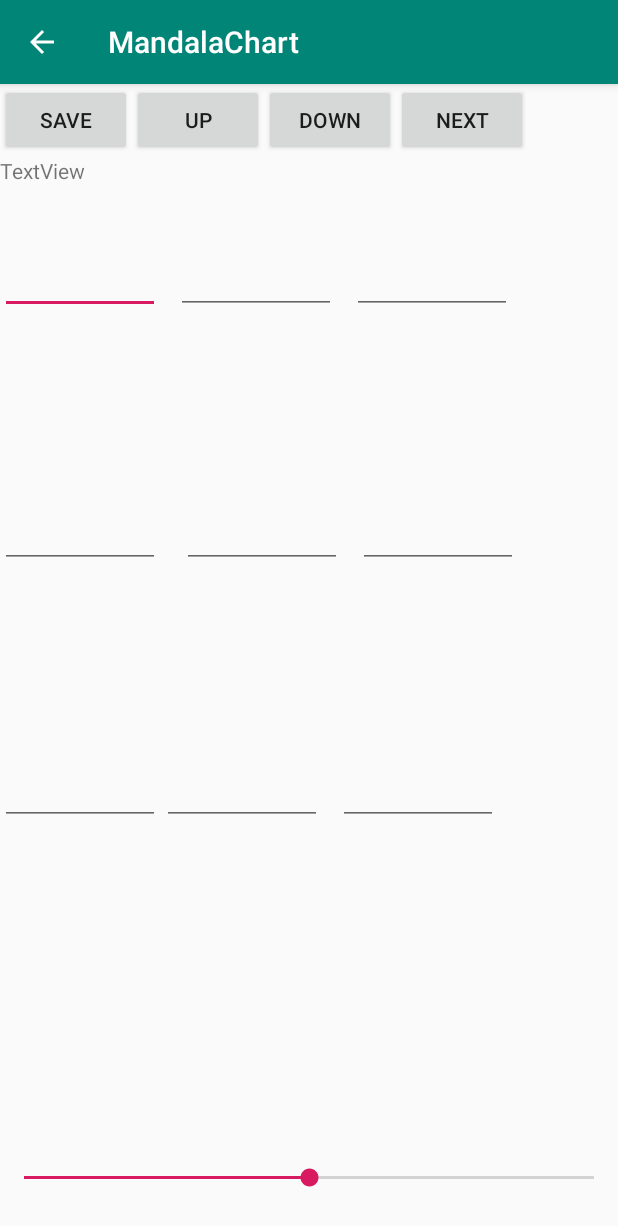
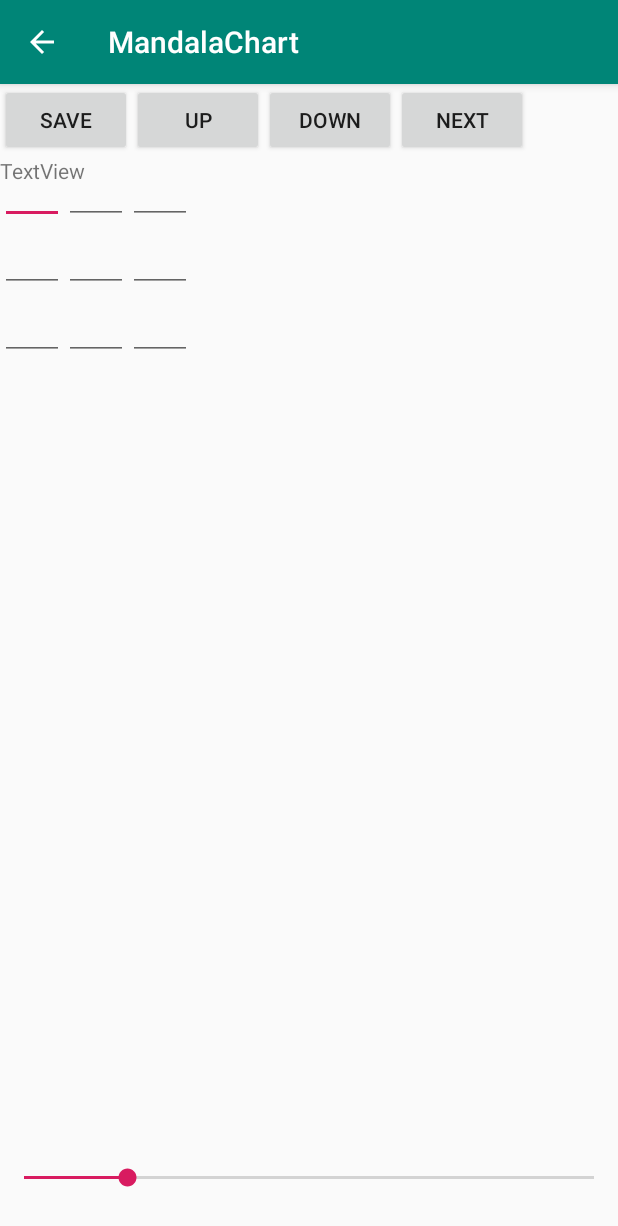
Before and after one commit to naoki913/IdeathonFrameworks, an Android app: the MandalaChartActivity screen opened directly, with no data from a screen before it, on a phone screen of 412 x 824 dp. Shown: the top 1226 px of the screen. Run offline under Robolectric (Android 15) with nearby library versions, the phone set to English and light mode, and no system bars; 1 statement that could not run was skipped.

Commit message:
【Change】マンダラ_拡大縮小の仕様を変更

```diff
--- a/app/src/main/java/com/example/ideathonframeworksapplication/MainActivity.kt
+++ b/app/src/main/java/com/example/ideathonframeworksapplication/MainActivity.kt
@@ -28,6 +28,7 @@ class MainActivity : AppCompatActivity() {
     }
 
     override fun onBackPressed(){
+        super.onBackPressed()
 
     }
 }
--- a/app/src/main/java/com/example/ideathonframeworksapplication/MandalaChartHomeActivity.kt
+++ b/app/src/main/java/com/example/ideathonframeworksapplication/MandalaChartHomeActivity.kt
@@ -124,6 +124,9 @@ class MandalaChartHomeActivity : AppCompatActivity() {
 
 
     override fun onBackPressed(){
-
+        /*　ひとつ前の画面に戻る(default)　or　指定のアクティビティを開始
+        val intent= Intent(this,MainActivity::class.java)
+        startActivity(intent)
+        */
     }
 }
--- a/app/src/main/res/layout/mandala_chart_table.xml
+++ b/app/src/main/res/layout/mandala_chart_table.xml
@@ -1,32 +1,87 @@
 <TableLayout
-        android:layout_width="match_parent"
-        android:layout_height="match_parent" xmlns:android="http://schemas.android.com/apk/res/android"
-        xmlns:app="http://schemas.android.com/apk/res-auto">
+        xmlns:android="http://schemas.android.com/apk/res/android"
+        xmlns:app="http://schemas.android.com/apk/res-auto" android:layout_width="wrap_content"
+        android:layout_height="wrap_content">
 
-    <FrameLayout>
+    <FrameLayout android:layout_width="wrap_content">
 
         <!--枠線を記述する-->
         <TextView
                 android:text="TextView"
-                android:layout_width="333dp"
-                android:layout_height="231dp" android:id="@+id/textView2"/>
+                android:layout_width="wrap_content"
+                android:layout_height="61dp" android:id="@+id/textView2"/>
 
         <!--枠線終了-->
 
         <LinearLayout
                 android:orientation="vertical"
-                android:layout_width="match_parent"
+                android:layout_width="wrap_content"
                 android:layout_height="match_parent">
 
-            <TableRow android:layout_width="match_parent" android:layout_height="match_parent">
+            <TableRow android:layout_width="wrap_content" android:layout_height="wrap_content">
 
                 <FrameLayout
-                        android:layout_width="117dp"
-                        android:layout_height="109dp"
+                        android:layout_width="wrap_content"
+                        android:layout_height="wrap_content"
                         app:layout_constraintStart_toStartOf="parent" app:layout_constraintHorizontal_bias="1.0"
                         app:layout_constraintEnd_toEndOf="parent"
                         app:layout_constraintBottom_toBottomOf="parent"
-                        android:layout_marginTop="60dp">
+                >
+
+                    <ScrollView
+                            android:layout_width="wrap_content"
+                            android:layout_height="wrap_content">
+                        <HorizontalScrollView
+                                android:layout_width="wrap_content"
+                                android:layout_height="wrap_content">
+
+
+                            <EditText
+                                    android:layout_width="wrap_content"
+                                    android:layout_height="wrap_content"
+                                    android:inputType="textPersonName|textMultiLine"
+                                    android:text=""
+                                    android:id="@+id/no1"
+                                    android:ems="2"
+
+                            />
+                        </HorizontalScrollView>
+                    </ScrollView>
+                </FrameLayout>
+                <FrameLayout
+                        android:layout_width="wrap_content"
+                        android:layout_height="wrap_content"
+                        app:layout_constraintStart_toStartOf="parent" app:layout_constraintHorizontal_bias="1.0"
+                        app:layout_constraintEnd_toEndOf="parent"
+                        app:layout_constraintBottom_toBottomOf="parent"
+                >
+
+                    <ScrollView
+                            android:layout_width="wrap_content"
+                            android:layout_height="wrap_content">
+                        <HorizontalScrollView
+                                android:layout_width="wrap_content"
+                                android:layout_height="wrap_content">
+
+
+                            <EditText
+                                    android:layout_width="wrap_content"
+                                    android:layout_height="wrap_content"
+                                    android:inputType="textPersonName|textMultiLine"
+                                    android:text=""
+                                    android:id="@+id/no2"
+                                    android:ems="2"
+                            />
+                        </HorizontalScrollView>
+                    </ScrollView>
+                </FrameLayout>
+                <FrameLayout
+                        android:layout_width="wrap_content"
+                        android:layout_height="wrap_content"
+                        app:layout_constraintStart_toStartOf="parent" app:layout_constraintHorizontal_bias="1.0"
+                        app:layout_constraintEnd_toEndOf="parent"
+                        app:layout_constraintBottom_toBottomOf="parent"
+                >
 
                     <ScrollView
                             android:layout_width="wrap_content"
@@ -41,20 +96,20 @@
                                     android:layout_height="match_parent"
                                     android:inputType="textPersonName|textMultiLine"
                                     android:text=""
-                                    android:id="@+id/no1"
-                                    android:ems="5"
-
-                            />
+                                    android:ems="2"
+                                    android:id="@+id/no3"/>
                         </HorizontalScrollView>
                     </ScrollView>
                 </FrameLayout>
+            </TableRow>
+            <TableRow android:layout_width="wrap_content" android:layout_height="wrap_content">
                 <FrameLayout
-                        android:layout_width="117dp"
-                        android:layout_height="109dp"
+                        android:layout_width="wrap_content"
+                        android:layout_height="wrap_content"
                         app:layout_constraintStart_toStartOf="parent" app:layout_constraintHorizontal_bias="1.0"
                         app:layout_constraintEnd_toEndOf="parent"
                         app:layout_constraintBottom_toBottomOf="parent"
-                        android:layout_marginTop="60dp">
+                >
 
                     <ScrollView
                             android:layout_width="wrap_content"
@@ -66,22 +121,21 @@
 
                             <EditText
                                     android:layout_width="wrap_content"
-                                    android:layout_height="match_parent"
+                                    android:layout_height="wrap_content"
                                     android:inputType="textPersonName|textMultiLine"
                                     android:text=""
-                                    android:id="@+id/no2"
-                                    android:ems="5"
-                                    />
+                                    android:ems="2"
+                                    android:id="@+id/no4"/>
                         </HorizontalScrollView>
                     </ScrollView>
                 </FrameLayout>
                 <FrameLayout
-                        android:layout_width="117dp"
-                        android:layout_height="109dp"
+                        android:layout_width="wrap_content"
+                        android:layout_height="wrap_content"
                         app:layout_constraintStart_toStartOf="parent" app:layout_constraintHorizontal_bias="1.0"
                         app:layout_constraintEnd_toEndOf="parent"
                         app:layout_constraintBottom_toBottomOf="parent"
-                        android:layout_marginTop="60dp">
+                >
 
                     <ScrollView
                             android:layout_width="wrap_content"
@@ -93,23 +147,23 @@
 
                             <EditText
                                     android:layout_width="wrap_content"
-                                    android:layout_height="match_parent"
+                                    android:layout_height="wrap_content"
                                     android:inputType="textPersonName|textMultiLine"
                                     android:text=""
-                                    android:ems="5"
-                                    android:id="@+id/no3"/>
+                                    android:ems="2"
+                                    android:id="@+id/no5"
+                            />
+
                         </HorizontalScrollView>
                     </ScrollView>
                 </FrameLayout>
-            </TableRow>
-            <TableRow android:layout_width="match_parent" android:layout_height="match_parent">
                 <FrameLayout
-                        android:layout_width="121dp"
-                        android:layout_height="111dp"
+                        android:layout_width="wrap_content"
+                        android:layout_height="wrap_content"
                         app:layout_constraintStart_toStartOf="parent" app:layout_constraintHorizontal_bias="1.0"
                         app:layout_constraintEnd_toEndOf="parent"
                         app:layout_constraintBottom_toBottomOf="parent"
-                        android:layout_marginTop="60dp">
+                >
 
                     <ScrollView
                             android:layout_width="wrap_content"
@@ -121,21 +175,23 @@
 
                             <EditText
                                     android:layout_width="wrap_content"
-                                    android:layout_height="match_parent"
+                                    android:layout_height="wrap_content"
                                     android:inputType="textPersonName|textMultiLine"
                                     android:text=""
-                                    android:ems="5"
-                                    android:id="@+id/no4"/>
+                                    android:ems="2"
+                                    android:id="@+id/no6"/>
                         </HorizontalScrollView>
                     </ScrollView>
                 </FrameLayout>
+            </TableRow>
+            <TableRow android:layout_width="wrap_content" android:layout_height="wrap_content">
                 <FrameLayout
-                        android:layout_width="117dp"
-                        android:layout_height="109dp"
+                        android:layout_width="wrap_content"
+                        android:layout_height="wrap_content"
                         app:layout_constraintStart_toStartOf="parent" app:layout_constraintHorizontal_bias="1.0"
                         app:layout_constraintEnd_toEndOf="parent"
                         app:layout_constraintBottom_toBottomOf="parent"
-                        android:layout_marginTop="60dp">
+                >
 
                     <ScrollView
                             android:layout_width="wrap_content"
@@ -147,23 +203,21 @@
 
                             <EditText
                                     android:layout_width="wrap_content"
-                                    android:layout_height="match_parent"
+                                    android:layout_height="wrap_content"
                                     android:inputType="textPersonName|textMultiLine"
                                     android:text=""
-                                    android:ems="5"
-                                    android:id="@+id/no5"
-                                    />
-
+                                    android:ems="2"
+                                    android:id="@+id/no7"/>
                         </HorizontalScrollView>
                     </ScrollView>
                 </FrameLayout>
                 <FrameLayout
-                        android:layout_width="117dp"
-                        android:layout_height="109dp"
+                        android:layout_width="wrap_content"
+                        android:layout_height="wrap_content"
                         app:layout_constraintStart_toStartOf="parent" app:layout_constraintHorizontal_bias="1.0"
                         app:layout_constraintEnd_toEndOf="parent"
                         app:layout_constraintBottom_toBottomOf="parent"
-                        android:layout_marginTop="60dp">
+                >
 
                     <ScrollView
                             android:layout_width="wrap_content"
@@ -175,23 +229,21 @@
 
                             <EditText
                                     android:layout_width="wrap_content"
-                                    android:layout_height="match_parent"
+                                    android:layout_height="wrap_content"
                                     android:inputType="textPersonName|textMultiLine"
                                     android:text=""
-                                    android:ems="5"
-                                    android:id="@+id/no6"/>
+                                    android:ems="2"
+                                    android:id="@+id/no8"/>
                         </HorizontalScrollView>
                     </ScrollView>
                 </FrameLayout>
-            </TableRow>
-            <TableRow android:layout_width="match_parent" android:layout_height="match_parent">
                 <FrameLayout
-                        android:layout_width="108dp"
-                        android:layout_height="111dp"
+                        android:layout_width="wrap_content"
+                        android:layout_height="wrap_content"
                         app:layout_constraintStart_toStartOf="parent" app:layout_constraintHorizontal_bias="1.0"
                         app:layout_constraintEnd_toEndOf="parent"
                         app:layout_constraintBottom_toBottomOf="parent"
-                        android:layout_marginTop="60dp">
+                >
 
                     <ScrollView
                             android:layout_width="wrap_content"
@@ -203,62 +255,10 @@
 
                             <EditText
                                     android:layout_width="wrap_content"
-                                    android:layout_height="match_parent"
+                                    android:layout_height="wrap_content"
                                     android:inputType="textPersonName|textMultiLine"
                                     android:text=""
-                                    android:ems="5"
-                                    android:id="@+id/no7"/>
-                        </HorizontalScrollView>
-                    </ScrollView>
-                </FrameLayout>
-                <FrameLayout
-                        android:layout_width="117dp"
-                        android:layout_height="109dp"
-                        app:layout_constraintStart_toStartOf="parent" app:layout_constraintHorizontal_bias="1.0"
-                        app:layout_constraintEnd_toEndOf="parent"
-                        app:layout_constraintBottom_toBottomOf="parent"
-                        android:layout_marginTop="60dp">
-
-                    <ScrollView
-                            android:layout_width="wrap_content"
-                            android:layout_height="wrap_content">
-                        <HorizontalScrollView
-                                android:layout_width="wrap_content"
-                                android:layout_height="wrap_content">
-
-
-                            <EditText
-                                    android:layout_width="wrap_content"
-                                    android:layout_height="match_parent"
-                                    android:inputType="textPersonName|textMultiLine"
-                                    android:text=""
-                                    android:ems="5"
-                                    android:id="@+id/no8"/>
-                        </HorizontalScrollView>
-                    </ScrollView>
-                </FrameLayout>
-                <FrameLayout
-                        android:layout_width="117dp"
-                        android:layout_height="109dp"
-                        app:layout_constraintStart_toStartOf="parent" app:layout_constraintHorizontal_bias="1.0"
-                        app:layout_constraintEnd_toEndOf="parent"
-                        app:layout_constraintBottom_toBottomOf="parent"
-                        android:layout_marginTop="60dp">
-
-                    <ScrollView
-                            android:layout_width="wrap_content"
-                            android:layout_height="wrap_content">
-                        <HorizontalScrollView
-                                android:layout_width="wrap_content"
-                                android:layout_height="wrap_content">
-
-
-                            <EditText
-                                    android:layout_width="wrap_content"
-                                    android:layout_height="match_parent"
-                                    android:inputType="textPersonName|textMultiLine"
-                                    android:text=""
-                                    android:ems="5"
+                                    android:ems="2"
                                     android:id="@+id/no9"/>
                         </HorizontalScrollView>
                     </ScrollView>
@@ -270,5 +270,4 @@
     </FrameLayout>
 
 
-
 </TableLayout>
```
Also changed, not shown: app/src/main/java/com/example/ideathonframeworksapplication/MandalaChartActivity.kt (+35 -23 lines), app/src/main/res/layout/mandala_chart_table_9x9.xml (+4 -8 lines).
